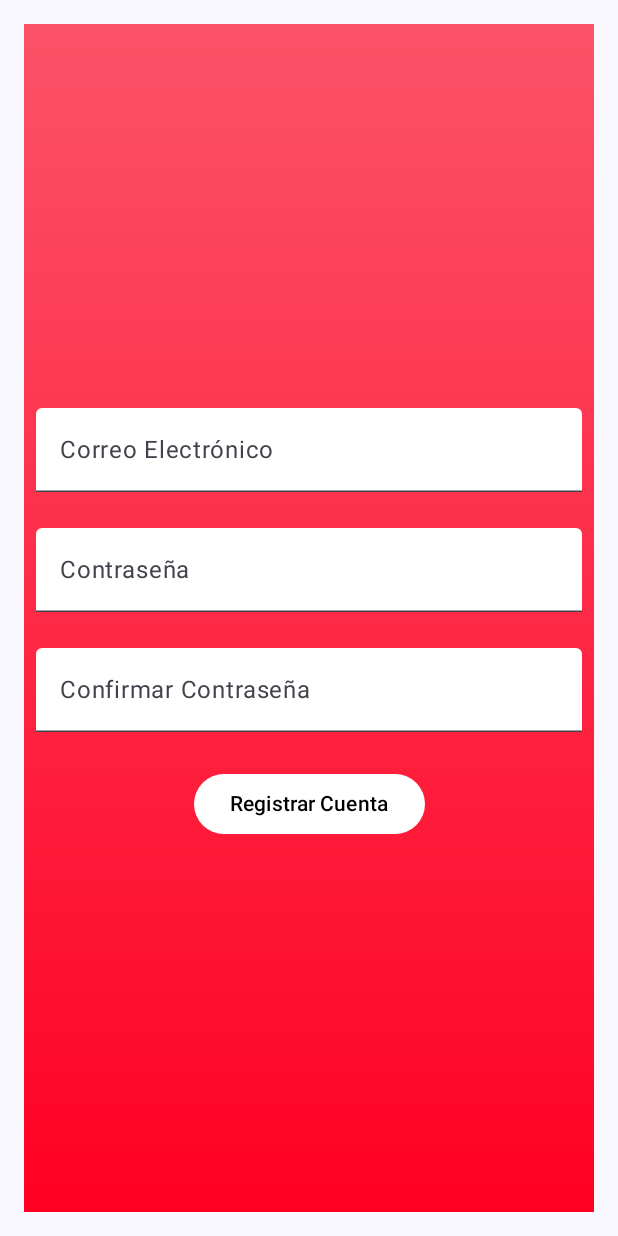
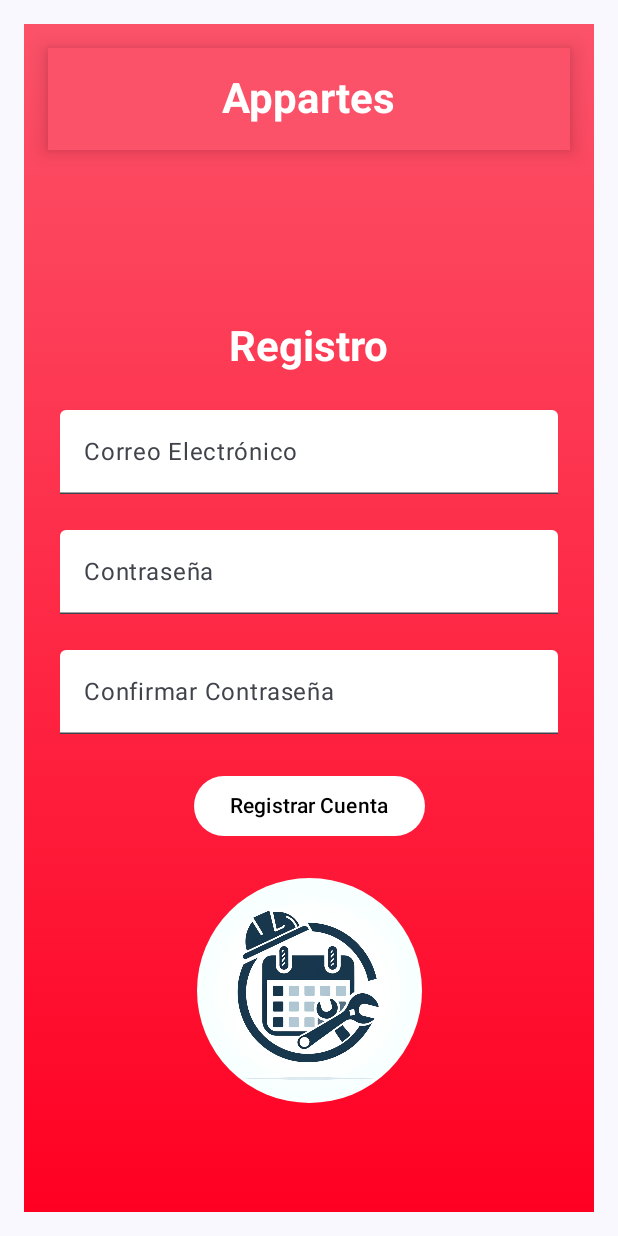
Before and after one commit to Gitrsh/ProyectoDAM_UAX, an Android app built with Jetpack Compose: the screen it shows after launch (MainActivity), after a tap on "¿No tienes cuenta? Regístrate", on a phone screen of 412 x 824 dp. Run offline under Robolectric (Android 15) with nearby library versions, the phone set to English and light mode, and no system bars; our stand-ins replace Firebase (no records; nobody signed in at launch, a user with empty details on screens opened directly).

Commit message:
Pequeñas modificaciones de la interfaz. Añadir logo en pantalla sign y encapsular el encabezado de la pantalla y poner un padding blanco. En screen detalleparte: Añadir icono y modificar colores. Screen ParteTRabajo: Encapsular encabezado y cambiar texto.  Modificar carpeta theme

```diff
--- a/app/src/main/java/com/rsh/app_jornet/ui/screens/Login.kt
+++ b/app/src/main/java/com/rsh/app_jornet/ui/screens/Login.kt
@@ -27,7 +27,7 @@ import androidx.navigation.compose.rememberNavController
 import com.rsh.app_jornet.R
 import com.rsh.app_jornet.ui.theme.Red1
 import com.rsh.app_jornet.ui.theme.Red2
-//PAntalla de logueo. Primera pantalla de la aplicación
+//Pantalla de logueo. Primera pantalla de la aplicación
 @Composable
 fun LoginScreen(navController: NavHostController) {
     val context = LocalContext.current
@@ -58,7 +58,7 @@ fun LoginScreen(navController: NavHostController) {
         Spacer(modifier = Modifier.height(8.dp))
 
         Text(
-            text = "Appartes. Cada día contigo.",
+            text = "Appartes. Contigo día a día.",
             fontSize = 14.sp,
             color = Color.Black
         )
--- a/app/src/main/java/com/rsh/app_jornet/ui/screens/Sign.kt
+++ b/app/src/main/java/com/rsh/app_jornet/ui/screens/Sign.kt
@@ -1,9 +1,9 @@
 package com.rsh.app_jornet.ui.screens
 
-
-
+import androidx.compose.foundation.Image
 import androidx.compose.foundation.background
 import androidx.compose.foundation.layout.*
+import androidx.compose.foundation.shape.CircleShape
 import androidx.compose.material3.*
 import androidx.compose.runtime.Composable
 import androidx.compose.runtime.getValue
@@ -12,13 +12,17 @@ import androidx.compose.runtime.remember
 import androidx.compose.runtime.setValue
 import androidx.compose.ui.Alignment
 import androidx.compose.ui.Modifier
+import androidx.compose.ui.draw.clip
 import androidx.compose.ui.graphics.Brush
 import androidx.compose.ui.graphics.Color
 import androidx.compose.ui.text.input.PasswordVisualTransformation
 import androidx.compose.ui.unit.dp
 import com.rsh.app_jornet.auth.MiAutenticador
 import androidx.compose.ui.platform.LocalContext
+import androidx.compose.ui.res.painterResource
+import androidx.compose.ui.text.font.FontWeight
 import androidx.navigation.NavHostController
+import com.rsh.app_jornet.R
 import com.rsh.app_jornet.ui.theme.Red1
 import com.rsh.app_jornet.ui.theme.Red2
 import com.rsh.app_jornet.utils.mostrarToast
@@ -37,19 +41,56 @@ fun SignScreen(navController: NavHostController) {
             .padding(16.dp)
             .background(
                 Brush.verticalGradient(
-                    listOf(
-                        Red1, Red2
+                    listOf(Red1, Red2)
                 )
             )
-            ),
+    ) {
+        // Barra superior
+        Surface(
+            modifier = Modifier
+                .fillMaxWidth()
+                .padding(16.dp),
+            color = Red1,
+            shadowElevation = 8.dp
+        ) {
+            Box(
+                modifier = Modifier
+                    .fillMaxWidth()
+                    .padding(16.dp),
+                contentAlignment = Alignment.Center
+            ) {
+                Text(
+                    text = "Appartes",
+                    color = Color.White,
+                    fontWeight = FontWeight.Bold,
+                    style = MaterialTheme.typography.headlineMedium
+                )
+            }
+        }
+
+        Spacer(modifier = Modifier.height(24.dp))
+
+        Column(
+            modifier = Modifier
+                .fillMaxSize()
+                .padding(16.dp),
             horizontalAlignment = Alignment.CenterHorizontally,
             verticalArrangement = Arrangement.Center
         ) {
+
+            Text(
+                text = "Registro",
+                color = Color.White,
+                fontWeight = FontWeight.Bold,
+                style = MaterialTheme.typography.headlineMedium
+            )
+
+            Spacer(modifier = Modifier.height(16.dp))
             TextField(
                 value = email,
                 onValueChange = { email = it },
                 label = { Text("Correo Electrónico") },
-            modifier = Modifier.fillMaxWidth().padding(8.dp ),
+                modifier = Modifier.fillMaxWidth().padding(8.dp),
                 colors = TextFieldDefaults.colors(
                     focusedTextColor = Color.Black, // Texto en negro
                     unfocusedTextColor = Color.Black, // Texto en negro cuando no está enfocado
@@ -59,11 +100,12 @@ fun SignScreen(navController: NavHostController) {
                 )
             )
             Spacer(modifier = Modifier.height(8.dp))
+
             TextField(
                 value = password,
                 onValueChange = { password = it },
                 label = { Text("Contraseña") },
-            modifier = Modifier.fillMaxWidth().padding(8.dp ),
+                modifier = Modifier.fillMaxWidth().padding(8.dp),
                 visualTransformation = PasswordVisualTransformation(),
                 colors = TextFieldDefaults.colors(
                     focusedTextColor = Color.Black, // Texto en negro
@@ -78,7 +120,7 @@ fun SignScreen(navController: NavHostController) {
                 value = confirmPassword,
                 onValueChange = { confirmPassword = it },
                 label = { Text("Confirmar Contraseña") },
-            modifier = Modifier.fillMaxWidth().padding(8.dp ),
+                modifier = Modifier.fillMaxWidth().padding(8.dp),
                 visualTransformation = PasswordVisualTransformation(),
                 colors = TextFieldDefaults.colors(
                     focusedTextColor = Color.Black, // Texto en negro
@@ -108,5 +150,16 @@ fun SignScreen(navController: NavHostController) {
             ) {
                 Text("Registrar Cuenta")
             }
+            Spacer(modifier = Modifier.height(24.dp))
+
+            // Imagen circular debajo del botón
+            Image(
+                painter = painterResource(id = R.drawable.logoprincipal),
+                contentDescription = "Logo Principal",
+                modifier = Modifier
+                    .clip(CircleShape)
+                    .size(150.dp)
+            )
         }
     }
+}
--- a/app/src/main/java/com/rsh/app_jornet/ui/theme/Color.kt
+++ b/app/src/main/java/com/rsh/app_jornet/ui/theme/Color.kt
@@ -12,7 +12,13 @@ val Pink40 = Color(0xFF7D5260)
 
 val Red1 = Color(0xFFFC5269)
 val Red2 = Color(0xFFFF0022)
-val Green = Color(0x00FF0000)
+val Red3 = Color(0xFFF7556B)
+val Red10 = Color(0x80FC5269)
+val Red20 = Color(0x80FF0022)
+val Red30 = Color(0x80F7556B)
+
+
+val Green = Color(0xFF4CAF50)
 val BackgroundButton = Color(0xFF111111)
 val ShapeButton = Color(0xFF3e3e3e)
 
--- a/app/src/main/java/com/rsh/app_jornet/ui/theme/Theme.kt
+++ b/app/src/main/java/com/rsh/app_jornet/ui/theme/Theme.kt
@@ -11,15 +11,15 @@ import androidx.compose.runtime.Composable
 import androidx.compose.ui.platform.LocalContext
 
 private val DarkColorScheme = darkColorScheme(
-    primary = Purple80,
-    secondary = PurpleGrey80,
-    tertiary = Pink80
+    primary = Red1,
+    secondary = Red2,
+    tertiary = Red3
 )
 
 private val LightColorScheme = lightColorScheme(
-    primary = Purple40,
-    secondary = PurpleGrey40,
-    tertiary = Pink40
+    primary = Red10,
+    secondary = Red20,
+    tertiary = Red30
 
     /* Other default colors to override
     background = Color(0xFFFFFBFE),
```
Also changed, not shown: app/src/main/java/com/rsh/app_jornet/ui/componentes/DetalleParteDialog.kt (+17 -2 lines), app/src/main/java/com/rsh/app_jornet/ui/screens/CrearParte.kt (+23 -7 lines), app/src/main/java/com/rsh/app_jornet/ui/screens/Home.kt (+48 -35 lines), 2 other files. Lines whose indentation alone changed are shown as unchanged.
